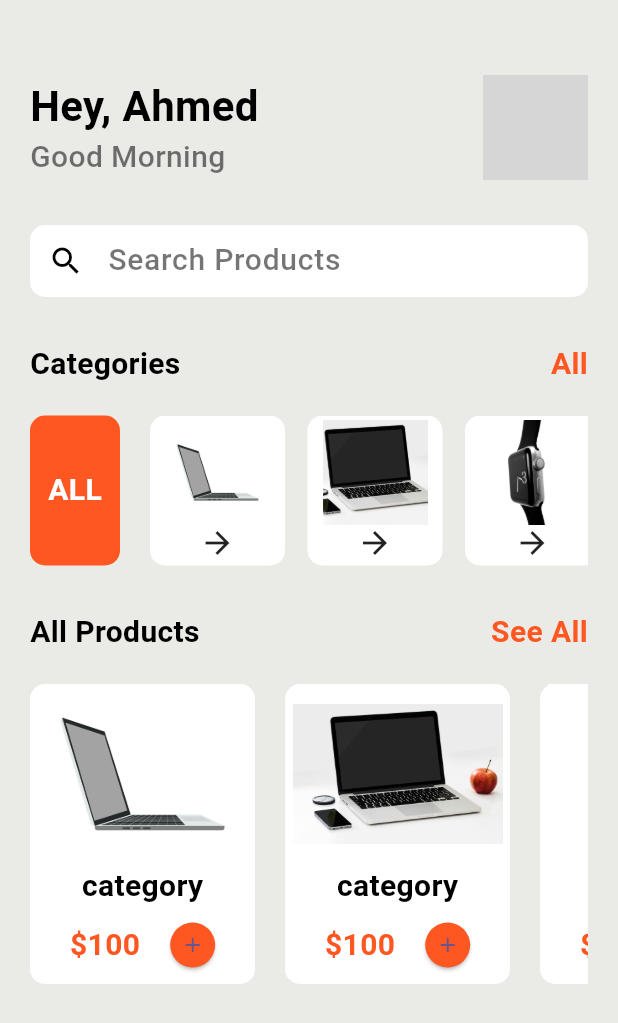
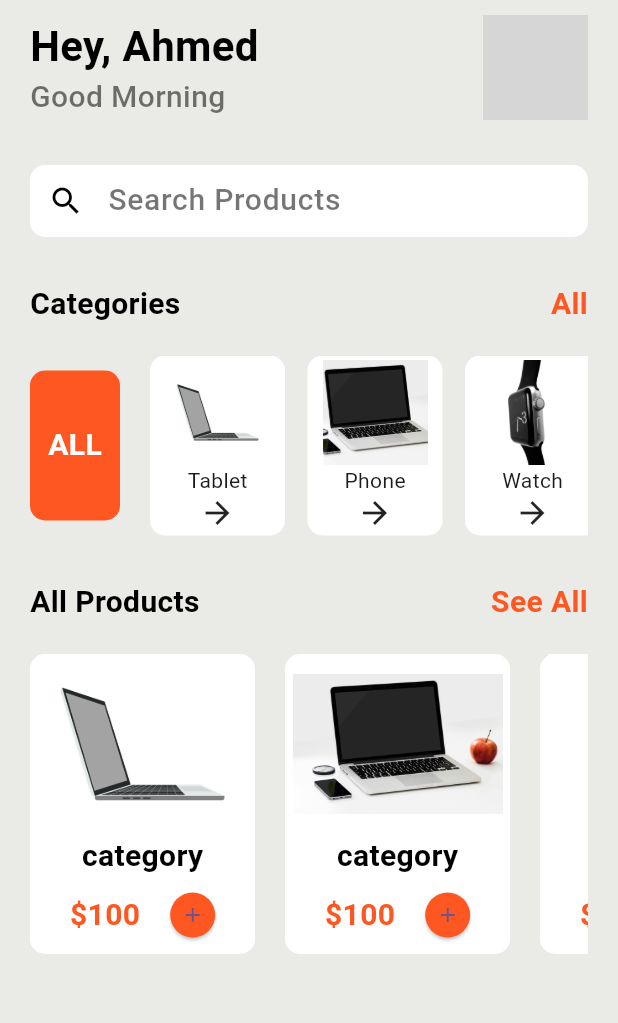
Before and after one commit to AhmedAndroid1998/Electronics-shop-Ecommerce-app-with-Admin-Panel, a Flutter app: the HomePage screen opened directly, on a phone screen of 412 x 824 dp. Shown: the top 1023 px of the screen. Run offline on Flutter 3.47's test engine with Material 3 defaults, Android fonts, the phone set to English and light mode, and no system bars; our stand-ins replace cloud_firestore, curved_navigation_bar, firebase_auth, firebase_core, firebase_storage, fluttertoast and 1 more; accounts and stored records are empty; grey boxes are pictures that could not be loaded.

Commit message:
build the category_products screen and show respective products from firestore real-time using Stream

```diff
--- a/lib/pages/home_page.dart
+++ b/lib/pages/home_page.dart
@@ -3,6 +3,7 @@ import 'package:electronics_store_e_commerce_with_admin_panel/shared/styles.dart
 import 'package:flutter/material.dart';
 
 import '../shared/constants.dart';
+import '../widgets/category_list_item.dart';
 
 class HomePage extends StatefulWidget {
   const HomePage({super.key});
@@ -17,7 +18,7 @@ class _HomePageState extends State<HomePage> {
     return Scaffold(
       backgroundColor: HOME_PAGE_BACKGROUND_COLOR,
       body: Container(
-        margin: EdgeInsets.only(top: 50, left: 20, right: 20),
+        margin: EdgeInsets.only(top: 10, left: 20, right: 20),
         child: Column(
           children: [
             _buildHeader(),
@@ -85,6 +86,7 @@ class _HomePageState extends State<HomePage> {
   }
 
   Widget _buildCategoriesSection() {
+    final categories = ["Tablet", 'Phone', 'Watch', 'Monitor'];
     final categoriesDummyImages = AssetHelper.getDummyCategoryImages(4);
     return Column(
       children: [
@@ -120,13 +122,15 @@ class _HomePageState extends State<HomePage> {
             ),
             Expanded(
               child: SizedBox(
-                height: 100,
+                height: 120,
                 child: ListView.builder(
                   itemCount: categoriesDummyImages.length,
                   shrinkWrap: true,
                   scrollDirection: Axis.horizontal,
                   itemBuilder: (context, index) {
-                    return _buildCategoryListTile(categoriesDummyImages[index]);
+                    return CategoryListTile(
+                        imageName: categoriesDummyImages[index],
+                        category: categories[index]);
                   },
                 ),
               ),
@@ -134,30 +138,6 @@ class _HomePageState extends State<HomePage> {
           ],
         )
       ],
-    );
-  }
-
-  Widget _buildCategoryListTile(String imageName) {
-    return Container(
-      width: 90,
-      height: 90,
-      alignment: Alignment.center,
-      margin: EdgeInsets.only(right: 15),
-      decoration: BoxDecoration(
-          color: Colors.white, borderRadius: BorderRadius.circular(10)),
-      child: Column(
-        mainAxisAlignment: MainAxisAlignment.center,
-        crossAxisAlignment: CrossAxisAlignment.center,
-        children: [
-          Image.asset(
-            imageName,
-            height: 70,
-            width: 70,
-            fit: BoxFit.cover,
-          ),
-          Icon(Icons.arrow_forward)
-        ],
-      ),
     );
   }
 
--- a/lib/shared/components.dart
+++ b/lib/shared/components.dart
@@ -7,12 +7,10 @@ Widget CircledBackButton(BuildContext context) {
       Navigator.pop(context);
     },
     child: Container(
-      margin: EdgeInsets.only(left: 20),
+      margin: EdgeInsets.only(left: 10, top: 10),
       padding: EdgeInsets.all(10),
       decoration: BoxDecoration(
-        border: Border.all(),
-        shape: BoxShape.circle,
-      ),
+          border: Border.all(), shape: BoxShape.circle, color: Colors.white),
       child: Icon(Icons.arrow_back_ios_new_outlined),
     ),
   );
--- /dev/null
+++ b/lib/widgets/category_list_item.dart
@@ -0,0 +1,44 @@
+import 'package:electronics_store_e_commerce_with_admin_panel/pages/category_products_screen.dart';
+import 'package:flutter/material.dart';
+
+class CategoryListTile extends StatelessWidget {
+  final String imageName;
+  final String category;
+
+  const CategoryListTile(
+      {required this.imageName, required this.category, super.key});
+
+  @override
+  Widget build(BuildContext context) {
+    return GestureDetector(
+      onTap: () {
+        Navigator.push(
+            context,
+            MaterialPageRoute(
+                builder: (_) => CategoryProductsScreen(category: category)));
+      },
+      child: Container(
+        width: 90,
+        height: 120,
+        alignment: Alignment.center,
+        margin: EdgeInsets.only(right: 15),
+        decoration: BoxDecoration(
+            color: Colors.white, borderRadius: BorderRadius.circular(10)),
+        child: Column(
+          mainAxisAlignment: MainAxisAlignment.center,
+          crossAxisAlignment: CrossAxisAlignment.center,
+          children: [
+            Image.asset(
+              imageName,
+              height: 70,
+              width: 70,
+              fit: BoxFit.cover,
+            ),
+            Text(category),
+            Icon(Icons.arrow_forward)
+          ],
+        ),
+      ),
+    );
+  }
+}
```
Also changed, not shown: lib/pages/admin/add_product.dart (+1 -7 lines), lib/pages/category_products_screen.dart (added, +110 -0 lines), lib/pages/product_details_screen.dart (+23 -11 lines), lib/services/firestore_service.dart (+10 -0 lines).
